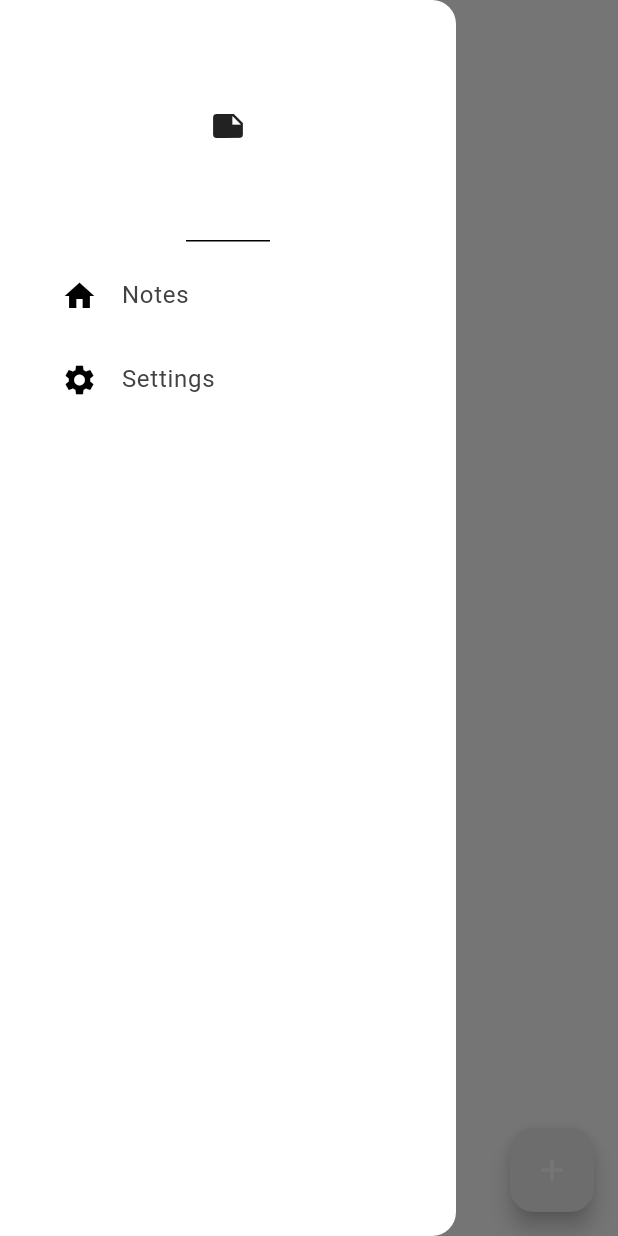
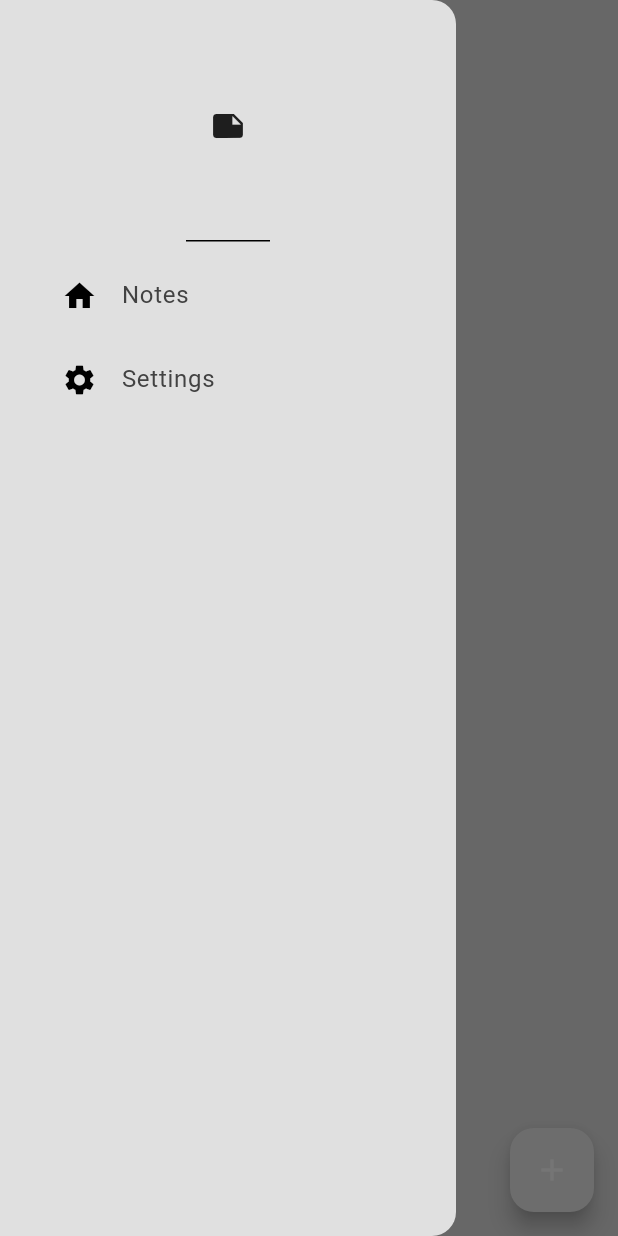
Before and after one commit to kaku981/notes, a Flutter app: the screen it shows after launch, with the side drawer open, on a phone screen of 412 x 824 dp. Run offline on Flutter 3.47's test engine with Material 3 defaults, Android fonts, the phone set to English and light mode, and no system bars; our stand-ins replace google_fonts, isar; accounts and stored records are empty; generated files the repository leaves out were written again.

Commit message:
Fix some errors

```diff
--- a/lib/components/drawer.dart
+++ b/lib/components/drawer.dart
@@ -7,7 +7,7 @@ class myDrawer extends StatelessWidget {
   @override
   Widget build(BuildContext context) {
     return Drawer(
-      backgroundColor: Theme.of(context).colorScheme.background,
+      backgroundColor: Theme.of(context).colorScheme.surface,
       child: Column(
         children: [
           const DrawerHeader(
--- a/lib/pages/notes_page.dart
+++ b/lib/pages/notes_page.dart
@@ -94,7 +94,7 @@ class _NotesPageState extends State<NotesPage> {
         foregroundColor: Theme.of(context).colorScheme.inversePrimary,
       ),
 
-      backgroundColor: Theme.of(context).colorScheme.background,
+      backgroundColor: Theme.of(context).colorScheme.surface,
       floatingActionButton: FloatingActionButton(
         onPressed: createNote,
         child: const Icon(Icons.add),
```
